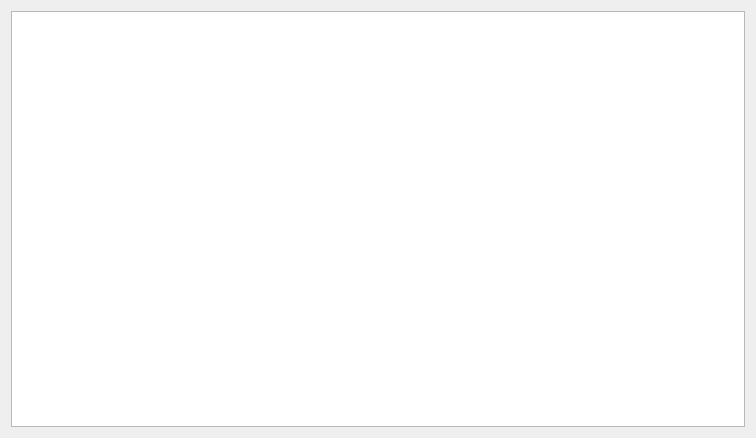
Above: src/components/diffview/diffview.ui from feelx88/git-qui before the change. Below: the same form after it.
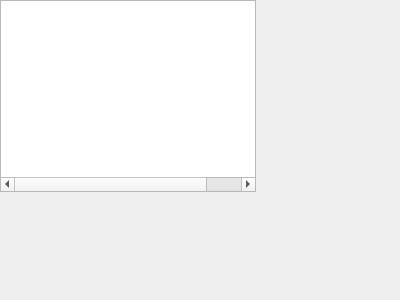
That is the form after the change.

Commit message: Reverted all component ui files back to their original form (except QDockWidget is now

```diff
--- a/src/components/diffview/diffview.ui
+++ b/src/components/diffview/diffview.ui
@@ -6,24 +6,17 @@
    <rect>
     <x>0</x>
     <y>0</y>
-    <width>756</width>
-    <height>438</height>
+    <width>400</width>
+    <height>300</height>
    </rect>
   </property>
-  <property name="sizePolicy">
-   <sizepolicy hsizetype="Expanding" vsizetype="Expanding">
-    <horstretch>0</horstretch>
-    <verstretch>0</verstretch>
-   </sizepolicy>
-  </property>
   <property name="contextMenuPolicy">
    <enum>Qt::ActionsContextMenu</enum>
   </property>
   <property name="windowTitle">
    <string>&amp;DiffView</string>
   </property>
-  <layout class="QVBoxLayout" name="verticalLayout_2">
-   <item>
+  <widget class="QWidget" name="dockWidgetContents">
     <layout class="QVBoxLayout" name="verticalLayout">
      <item>
       <widget class="QTreeWidget" name="treeWidget">
@@ -72,8 +65,7 @@
       </widget>
      </item>
     </layout>
-   </item>
-  </layout>
+  </widget>
  </widget>
  <resources/>
  <connections/>
```
Lines whose indentation alone changed are shown as unchanged. The commit also changes 8 other files.
